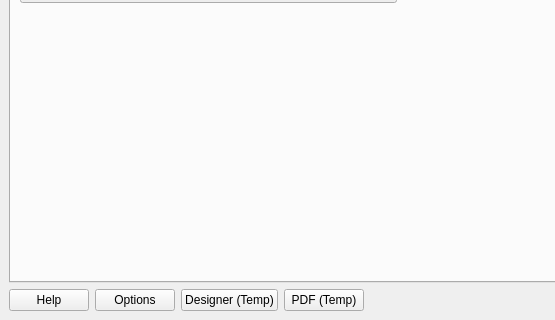
First picture: the form in src/cplus_plugin/ui/qgis_cplus_main_dockwidget.ui, repository ConservationInternational/cplus-plugin, before the edit; both pictures show x 0 to 555 and y 322 to 642 of the 799 by 642 pixel window.
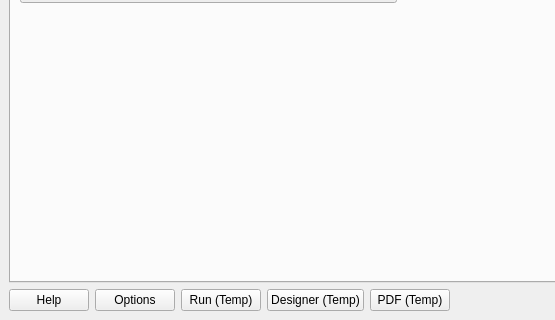
Second picture: the form after the edit. Icons and pictures are not drawn. Custom widgets are drawn as their Qt base class.

Commit message: Update framework to add layout to project and export pdf.

```diff
--- a/src/cplus_plugin/ui/qgis_cplus_main_dockwidget.ui
+++ b/src/cplus_plugin/ui/qgis_cplus_main_dockwidget.ui
@@ -365,6 +365,13 @@
           </property>
          </widget>
         </item>
+        <item>
+         <widget class="QPushButton" name="btn_rpt_run">
+          <property name="text">
+           <string>Run (Temp)</string>
+          </property>
+         </widget>
+        </item>
         <item>
          <widget class="QPushButton" name="btn_layout">
           <property name="text">
```
The commit also changes 6 other files.
